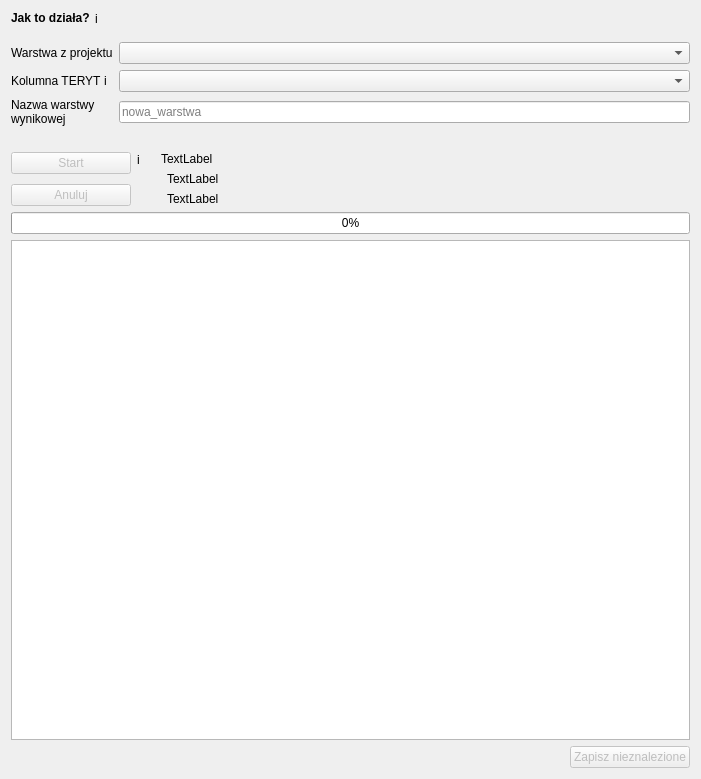
Above: gissupport_plugin/modules/uldk/modules/csv_import/main_base.ui from gis-support/gis-support-plugin before the change. Below: the same form after it.
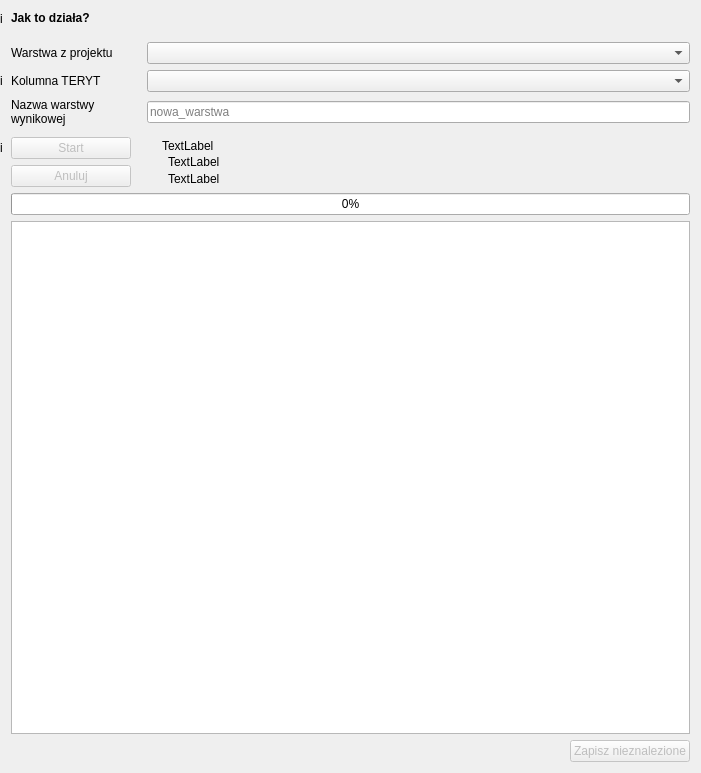
That is the form after the change. Custom widgets are drawn as their Qt base class.

Diff of the .ui file:
```diff
--- a/gissupport_plugin/modules/uldk/modules/csv_import/main_base.ui
+++ b/gissupport_plugin/modules/uldk/modules/csv_import/main_base.ui
@@ -7,7 +7,7 @@
     <x>0</x>
     <y>0</y>
     <width>701</width>
-    <height>779</height>
+    <height>773</height>
    </rect>
   </property>
   <property name="sizePolicy">
@@ -26,37 +26,18 @@
    <enum>QFrame::Raised</enum>
   </property>
   <layout class="QVBoxLayout" name="verticalLayout">
+   <property name="leftMargin">
+    <number>0</number>
+   </property>
    <item>
-    <widget class="QFrame" name="frame_how_it_works">
-     <property name="frameShape">
-      <enum>QFrame::NoFrame</enum>
-     </property>
-     <property name="frameShadow">
-      <enum>QFrame::Raised</enum>
-     </property>
-     <property name="lineWidth">
+    <layout class="QGridLayout" name="gridLayout_3">
+     <property name="leftMargin">
       <number>0</number>
      </property>
-     <layout class="QFormLayout" name="formLayout_2">
       <property name="horizontalSpacing">
-       <number>5</number>
-      </property>
-      <property name="verticalSpacing">
-       <number>0</number>
-      </property>
-      <property name="leftMargin">
-       <number>0</number>
-      </property>
-      <property name="topMargin">
-       <number>0</number>
-      </property>
-      <property name="rightMargin">
-       <number>0</number>
-      </property>
-      <property name="bottomMargin">
-       <number>0</number>
-      </property>
-      <item row="0" column="0">
+      <number>8</number>
+     </property>
+     <item row="0" column="1">
        <widget class="QLabel" name="label_info">
         <property name="maximumSize">
          <size>
@@ -78,7 +59,7 @@
         </property>
        </widget>
       </item>
-      <item row="0" column="1">
+     <item row="0" column="0">
        <widget class="QLabel" name="label_info_icon">
         <property name="maximumSize">
          <size>
@@ -97,16 +78,54 @@
         </property>
        </widget>
       </item>
-     </layout>
-    </widget>
-   </item>
-   <item>
+     <item row="7" column="0">
+      <widget class="QLabel" name="label_info_start">
+       <property name="maximumSize">
+        <size>
+         <width>15</width>
+         <height>15</height>
+        </size>
+       </property>
+       <property name="toolTip">
+        <string/>
+       </property>
+       <property name="text">
+        <string>i</string>
+       </property>
+       <property name="scaledContents">
+        <bool>true</bool>
+       </property>
+      </widget>
+     </item>
+     <item row="7" column="1">
+      <widget class="QPushButton" name="button_start">
+       <property name="enabled">
+        <bool>false</bool>
+       </property>
+       <property name="sizePolicy">
+        <sizepolicy hsizetype="Maximum" vsizetype="Fixed">
+         <horstretch>0</horstretch>
+         <verstretch>0</verstretch>
+        </sizepolicy>
+       </property>
+       <property name="minimumSize">
+        <size>
+         <width>120</width>
+         <height>0</height>
+        </size>
+       </property>
+       <property name="text">
+        <string>Start</string>
+       </property>
+      </widget>
+     </item>
+     <item row="1" column="1">
     <spacer name="verticalSpacer">
      <property name="orientation">
       <enum>Qt::Vertical</enum>
      </property>
      <property name="sizeType">
-      <enum>QSizePolicy::Maximum</enum>
+        <enum>QSizePolicy::Preferred</enum>
      </property>
      <property name="sizeHint" stdset="0">
       <size>
@@ -116,32 +135,20 @@
      </property>
     </spacer>
    </item>
-   <item>
-    <layout class="QGridLayout" name="gridLayout_2">
-     <property name="topMargin">
-      <number>0</number>
-     </property>
-     <item row="0" column="0">
-      <widget class="QLabel" name="label">
-       <property name="text">
-        <string>Warstwa z projektu</string>
-       </property>
-      </widget>
-     </item>
      <item row="3" column="1">
-      <widget class="QLineEdit" name="text_edit_layer_name">
-       <property name="placeholderText">
-        <string>nowa_warstwa</string>
+      <widget class="QLabel" name="label_2">
+       <property name="maximumSize">
+        <size>
+         <width>16777215</width>
+         <height>16777215</height>
+        </size>
+       </property>
+       <property name="text">
+        <string>Kolumna TERYT</string>
        </property>
       </widget>
      </item>
-     <item row="2" column="1">
-      <widget class="QgsFieldComboBox" name="combobox_teryt_column"/>
-     </item>
-     <item row="0" column="1">
-      <widget class="QgsMapLayerComboBox" name="layer_select"/>
-     </item>
-     <item row="3" column="0">
+     <item row="5" column="1">
       <widget class="QLabel" name="label_3">
        <property name="text">
         <string>Nazwa warstwy
@@ -155,111 +162,35 @@
        </property>
       </widget>
      </item>
-     <item row="2" column="0">
-      <widget class="QWidget" name="widget" native="true">
-       <layout class="QHBoxLayout" name="horizontalLayout_2">
-        <property name="spacing">
-         <number>2</number>
-        </property>
-        <property name="leftMargin">
-         <number>0</number>
-        </property>
-        <property name="topMargin">
-         <number>0</number>
-        </property>
-        <property name="rightMargin">
-         <number>0</number>
-        </property>
-        <property name="bottomMargin">
-         <number>0</number>
-        </property>
-        <item>
-         <widget class="QLabel" name="label_2">
-          <property name="maximumSize">
-           <size>
-            <width>16777215</width>
-            <height>16777215</height>
-           </size>
-          </property>
-          <property name="text">
-           <string>Kolumna TERYT</string>
-          </property>
-         </widget>
-        </item>
-        <item>
-         <widget class="QLabel" name="label_info_column">
-          <property name="maximumSize">
-           <size>
-            <width>15</width>
-            <height>15</height>
-           </size>
-          </property>
-          <property name="frameShadow">
-           <enum>QFrame::Plain</enum>
-          </property>
-          <property name="text">
-           <string>i</string>
-          </property>
-          <property name="scaledContents">
-           <bool>true</bool>
-          </property>
-         </widget>
-        </item>
-       </layout>
-      </widget>
-     </item>
-    </layout>
-   </item>
-   <item>
-    <spacer name="verticalSpacer_3">
-     <property name="orientation">
-      <enum>Qt::Vertical</enum>
-     </property>
-     <property name="sizeType">
-      <enum>QSizePolicy::Maximum</enum>
-     </property>
-     <property name="sizeHint" stdset="0">
-      <size>
-       <width>20</width>
-       <height>20</height>
-      </size>
-     </property>
-    </spacer>
-   </item>
-   <item>
-    <widget class="QFrame" name="frame">
+     <item row="8" column="1">
+      <widget class="QPushButton" name="button_cancel">
+       <property name="enabled">
+        <bool>false</bool>
+       </property>
      <property name="sizePolicy">
-      <sizepolicy hsizetype="Preferred" vsizetype="Fixed">
+        <sizepolicy hsizetype="Minimum" vsizetype="Fixed">
        <horstretch>0</horstretch>
        <verstretch>0</verstretch>
       </sizepolicy>
      </property>
      <property name="minimumSize">
       <size>
-       <width>0</width>
+         <width>120</width>
        <height>0</height>
       </size>
      </property>
-     <property name="frameShape">
-      <enum>QFrame::NoFrame</enum>
-     </property>
-     <property name="frameShadow">
-      <enum>QFrame::Raised</enum>
-     </property>
-     <layout class="QFormLayout" name="formLayout">
-      <property name="leftMargin">
-       <number>0</number>
-      </property>
-      <property name="topMargin">
-       <number>0</number>
-      </property>
-      <property name="rightMargin">
-       <number>0</number>
-      </property>
-      <property name="bottomMargin">
-       <number>0</number>
-      </property>
-      <item row="1" column="1">
+       <property name="maximumSize">
+        <size>
+         <width>120</width>
+         <height>16777215</height>
+        </size>
+       </property>
+       <property name="text">
+        <string>Anuluj</string>
+       </property>
+      </widget>
+     </item>
+     <item row="7" column="3" rowspan="2">
        <layout class="QVBoxLayout" name="verticalLayout_3">
         <property name="leftMargin">
          <number>15</number>
@@ -293,42 +224,55 @@
         </item>
        </layout>
       </item>
-      <item row="1" column="0">
-       <layout class="QVBoxLayout" name="verticalLayout_2">
-        <item>
-         <layout class="QFormLayout" name="formLayout_6">
-          <item row="0" column="0">
-           <widget class="QPushButton" name="button_start">
-            <property name="enabled">
-             <bool>false</bool>
-            </property>
-            <property name="sizePolicy">
-             <sizepolicy hsizetype="Maximum" vsizetype="Fixed">
-              <horstretch>0</horstretch>
-              <verstretch>0</verstretch>
-             </sizepolicy>
-            </property>
-            <property name="minimumSize">
+     <item row="2" column="1">
+      <widget class="QLabel" name="label">
+       <property name="maximumSize">
              <size>
-              <width>120</width>
-              <height>0</height>
+         <width>125</width>
+         <height>16777215</height>
              </size>
             </property>
             <property name="text">
-             <string>Start</string>
+        <string>Warstwa z projektu</string>
             </property>
            </widget>
           </item>
-          <item row="0" column="1">
-           <widget class="QLabel" name="label_info_start">
+     <item row="6" column="3">
+      <spacer name="verticalSpacer_3">
+       <property name="orientation">
+        <enum>Qt::Vertical</enum>
+       </property>
+       <property name="sizeType">
+        <enum>QSizePolicy::Minimum</enum>
+       </property>
+       <property name="sizeHint" stdset="0">
+        <size>
+         <width>20</width>
+         <height>5</height>
+        </size>
+       </property>
+      </spacer>
+     </item>
+     <item row="2" column="3">
+      <widget class="QgsMapLayerComboBox" name="layer_select"/>
+     </item>
+     <item row="5" column="3">
+      <widget class="QLineEdit" name="text_edit_layer_name">
+       <property name="placeholderText">
+        <string>nowa_warstwa</string>
+       </property>
+      </widget>
+     </item>
+     <item row="3" column="0">
+      <widget class="QLabel" name="label_info_column">
             <property name="maximumSize">
              <size>
               <width>15</width>
               <height>15</height>
              </size>
             </property>
-            <property name="toolTip">
-             <string/>
+       <property name="frameShadow">
+        <enum>QFrame::Plain</enum>
             </property>
             <property name="text">
              <string>i</string>
@@ -338,42 +282,10 @@
             </property>
            </widget>
           </item>
-         </layout>
-        </item>
-        <item>
-         <widget class="QPushButton" name="button_cancel">
-          <property name="enabled">
-           <bool>false</bool>
-          </property>
-          <property name="sizePolicy">
-           <sizepolicy hsizetype="Minimum" vsizetype="Fixed">
-            <horstretch>0</horstretch>
-            <verstretch>0</verstretch>
-           </sizepolicy>
-          </property>
-          <property name="minimumSize">
-           <size>
-            <width>120</width>
-            <height>0</height>
-           </size>
-          </property>
-          <property name="maximumSize">
-           <size>
-            <width>120</width>
-            <height>16777215</height>
-           </size>
-          </property>
-          <property name="text">
-           <string>Anuluj</string>
-          </property>
-         </widget>
-        </item>
-       </layout>
-      </item>
-     </layout>
-    </widget>
-   </item>
-   <item>
+     <item row="3" column="3">
+      <widget class="QgsFieldComboBox" name="combobox_teryt_column"/>
+     </item>
+     <item row="9" column="1" colspan="3">
     <widget class="QProgressBar" name="progress_bar">
      <property name="sizePolicy">
       <sizepolicy hsizetype="Minimum" vsizetype="Fixed">
@@ -392,9 +304,11 @@
      </property>
     </widget>
    </item>
-   <item>
+     <item row="10" column="1" colspan="3">
     <widget class="QTableWidget" name="table_errors"/>
    </item>
+    </layout>
+   </item>
    <item>
     <layout class="QHBoxLayout" name="horizontalLayout">
      <item>
@@ -431,16 +345,16 @@
   </layout>
  </widget>
  <customwidgets>
-  <customwidget>
-   <class>QgsFieldComboBox</class>
-   <extends>QComboBox</extends>
-   <header>qgsfieldcombobox.h</header>
-  </customwidget>
   <customwidget>
    <class>QgsMapLayerComboBox</class>
    <extends>QComboBox</extends>
    <header>qgsmaplayercombobox.h</header>
   </customwidget>
+  <customwidget>
+   <class>QgsFieldComboBox</class>
+   <extends>QComboBox</extends>
+   <header>qgsfieldcombobox.h</header>
+  </customwidget>
  </customwidgets>
  <resources/>
  <connections/>
```
Lines whose indentation alone changed are shown as unchanged.
